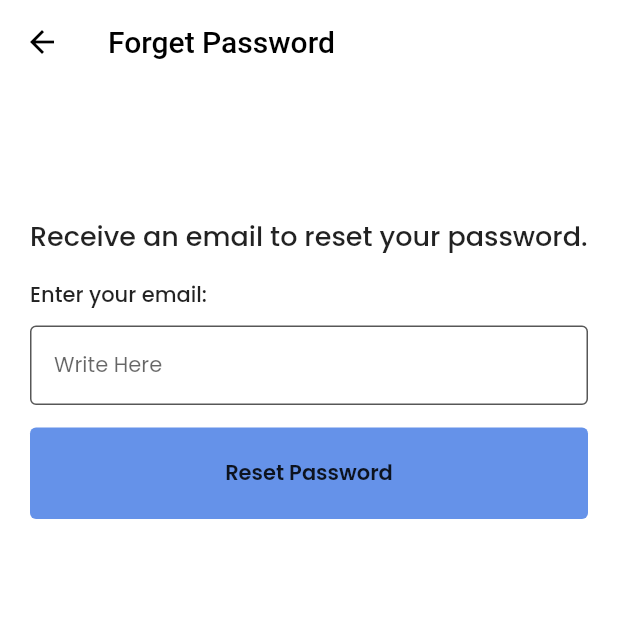
After one commit to kamal0620040/MyTracker, a Flutter app: the ForgetPassword screen opened directly, after a tap on "Reset Password", after a tap on "Forget Password", on a phone screen of 412 x 824 dp, the top half of it. The commit adds this screen. Run offline on Flutter 3.47's test engine with Material 2 defaults, Android fonts, the light colour scheme and no system bars; our stand-ins replace cloud_firestore, firebase_auth, firebase_core, firebase_storage, fl_chart, flutter_svg and 7 more; accounts and stored records are empty; network calls fail.

Commit message:
Bug Fix and Implemented Forget password functionality

```diff
--- a/lib/resources/auth_methods.dart
+++ b/lib/resources/auth_methods.dart
@@ -86,4 +86,19 @@ class AuthMethods {
   Future<void> signOut() async {
     await _auth.signOut();
   }
+
+  Future<String> resetPassword(String email) async {
+    String res = "Some error occured";
+    try {
+      if (email.isNotEmpty) {
+        await FirebaseAuth.instance.sendPasswordResetEmail(email: email);
+        res = "success";
+      } else {
+        res = "Email field is empty";
+      }
+    } catch (err) {
+      res = err.toString();
+    }
+    return res;
+  }
 }
--- a/lib/screens/Nutrition/add_nutrition_screen.dart
+++ b/lib/screens/Nutrition/add_nutrition_screen.dart
@@ -202,6 +202,9 @@ class _AddNutritionState extends State<AddNutrition> {
         showSnackBar(res, context);
       }
     } catch (err) {
+      setState(() {
+        _isLoadingForPost = false;
+      });
       showSnackBar(err.toString(), context);
     }
   }
@@ -231,14 +234,14 @@ class _AddNutritionState extends State<AddNutrition> {
         ),
         title: Text("Add something"),
         centerTitle: true,
-        actions: [
-          IconButton(
-            onPressed: () {},
-            icon: Icon(
-              Icons.settings,
-            ),
-          ),
-        ],
+        // actions: [
+        //   IconButton(
+        //     onPressed: () {},
+        //     icon: Icon(
+        //       Icons.settings,
+        //     ),
+        //   ),
+        // ],
       ),
       body: Container(
         padding: const EdgeInsets.symmetric(horizontal: 20),
@@ -359,7 +362,7 @@ class _AddNutritionState extends State<AddNutrition> {
                               TextFieldInput(
                                 textEditingController: _quantityController,
                                 hintText: "Write Here",
-                                textInputType: TextInputType.text,
+                                textInputType: TextInputType.number,
                               ),
                             ],
                           ),
@@ -436,7 +439,7 @@ class _AddNutritionState extends State<AddNutrition> {
                               TextFieldInput(
                                 textEditingController: _energyController,
                                 hintText: "Write Here",
-                                textInputType: TextInputType.text,
+                                textInputType: TextInputType.number,
                               ),
                             ],
                           ),
@@ -455,7 +458,7 @@ class _AddNutritionState extends State<AddNutrition> {
                               TextFieldInput(
                                 textEditingController: _proteinController,
                                 hintText: "Write Here",
-                                textInputType: TextInputType.text,
+                                textInputType: TextInputType.number,
                               ),
                             ],
                           ),
@@ -478,7 +481,7 @@ class _AddNutritionState extends State<AddNutrition> {
                               TextFieldInput(
                                 textEditingController: _fatsController,
                                 hintText: "Write Here",
-                                textInputType: TextInputType.text,
+                                textInputType: TextInputType.number,
                               ),
                             ],
                           ),
@@ -497,7 +500,7 @@ class _AddNutritionState extends State<AddNutrition> {
                               TextFieldInput(
                                 textEditingController: _carbController,
                                 hintText: "Write Here",
-                                textInputType: TextInputType.text,
+                                textInputType: TextInputType.number,
                               ),
                             ],
                           ),
--- a/lib/screens/Nutrition/settings_nutrition.dart
+++ b/lib/screens/Nutrition/settings_nutrition.dart
@@ -47,7 +47,9 @@ class _NutritionSettingState extends State<NutritionSetting> {
   }
 
   void postGoal(String uid) async {
-    String res = await FireStoreMethods().uploadGoal(
+    String res;
+    try {
+      res = await FireStoreMethods().uploadGoal(
         uid,
         double.parse(_proteinController.text.toString()),
         double.parse(_energyController.text.toString()),
@@ -59,6 +61,9 @@ class _NutritionSettingState extends State<NutritionSetting> {
           _showForm = false;
         });
         showSnackBar("Goal Posted Successfully.", context);
+      }
+    } catch (e) {
+      showSnackBar("Something went wrong.", context);
     }
   }
 
--- /dev/null
+++ b/lib/screens/forget_password.dart
@@ -0,0 +1,137 @@
+import 'package:flutter/material.dart';
+import 'package:google_fonts/google_fonts.dart';
+import 'package:mytracker/resources/auth_methods.dart';
+import 'package:mytracker/screens/login_screen.dart';
+import 'package:mytracker/utils/utils.dart';
+
+import '../widgets/text_field_input.dart';
+
+class ForgetPassword extends StatefulWidget {
+  const ForgetPassword({Key? key}) : super(key: key);
+
+  @override
+  State<ForgetPassword> createState() => _ForgetPasswordState();
+}
+
+class _ForgetPasswordState extends State<ForgetPassword> {
+  bool _isLoading = false;
+  void sendResetRequest(String email) async {
+    setState(() {
+      _isLoading = true;
+    });
+    try {
+      String res = await AuthMethods().resetPassword(email);
+      if (res == 'success') {
+        setState(() {
+          _isLoading = false;
+        });
+      }
+      showSnackBar("Email sent to mail.", context);
+      Navigator.of(context).pushReplacement(
+        MaterialPageRoute(
+          builder: (context) => const LoginScreen(),
+        ),
+      );
+    } catch (e) {
+      _isLoading = false;
+      showSnackBar(e.toString(), context);
+    }
+  }
+
+  TextEditingController _emailController = TextEditingController();
+
+  @override
+  void dispose() {
+    _emailController.dispose();
+    super.dispose();
+  }
+
+  @override
+  Widget build(BuildContext context) {
+    return Scaffold(
+      appBar: AppBar(
+        title: Text("Forget Password"),
+      ),
+      body: SafeArea(
+        child: Container(
+          padding: const EdgeInsets.symmetric(horizontal: 20, vertical: 8),
+          width: double.infinity,
+          child: SingleChildScrollView(
+            child: Column(
+              crossAxisAlignment: CrossAxisAlignment.start,
+              children: [
+                SizedBox(
+                  height: 80,
+                ),
+                Text(
+                  "Receive an email to reset your password.",
+                  textAlign: TextAlign.center,
+                  style: GoogleFonts.poppins(
+                    textStyle: const TextStyle(
+                        fontSize: 18, fontWeight: FontWeight.w500),
+                  ),
+                ),
+                const SizedBox(
+                  height: 15,
+                ),
+                Text(
+                  "Enter your email:",
+                  style: GoogleFonts.poppins(
+                    textStyle: const TextStyle(
+                        fontSize: 14, fontWeight: FontWeight.w500),
+                  ),
+                ),
+                const SizedBox(
+                  height: 10,
+                ),
+                TextFieldInput(
+                  textEditingController: _emailController,
+                  hintText: "Write Here",
+                  textInputType: TextInputType.text,
+                ),
+                const SizedBox(
+                  height: 15,
+                ),
+                InkWell(
+                  onTap: () => sendResetRequest(_emailController.text),
+                  child: Container(
+                    child: _isLoading
+                        ? const Center(
+                            child: SizedBox(
+                              child: CircularProgressIndicator(
+                                color: Color.fromRGBO(255, 255, 255, 1),
+                              ),
+                              height: 20,
+                              width: 20,
+                            ),
+                          )
+                        : Text(
+                            "Reset Password",
+                            style: GoogleFonts.poppins(
+                              textStyle: const TextStyle(
+                                fontWeight: FontWeight.w600,
+                                fontSize: 14,
+                              ),
+                            ),
+                          ),
+                    width: double.infinity,
+                    alignment: Alignment.center,
+                    padding: const EdgeInsets.symmetric(vertical: 20),
+                    decoration: const ShapeDecoration(
+                      shape: RoundedRectangleBorder(
+                        borderRadius: BorderRadius.all(
+                          Radius.circular(4),
+                        ),
+                      ),
+                      color: Color.fromRGBO(101, 146, 233, 1),
+                    ),
+                  ),
+                ),
+              ],
+            ),
+          ),
+        ),
+      ),
+    );
+  }
+}
--- a/lib/screens/login_screen.dart
+++ b/lib/screens/login_screen.dart
@@ -1,6 +1,7 @@
 import 'package:flutter/material.dart';
 import 'package:google_fonts/google_fonts.dart';
 import 'package:mytracker/resources/auth_methods.dart';
+import 'package:mytracker/screens/forget_password.dart';
 import 'package:mytracker/screens/home_screen.dart';
 import 'package:mytracker/screens/signup_screen.dart';
 import 'package:mytracker/utils/utils.dart';
@@ -49,6 +50,12 @@ class _LoginScreenState extends State<LoginScreen> {
       MaterialPageRoute(
         builder: (context) => const SignupScreen(),
       ),
+    );
+  }
+
+  void navigateToForgetPassword() {
+    Navigator.of(context).push(
+      MaterialPageRoute(builder: (context) => const ForgetPassword()),
     );
   }
 
@@ -176,6 +183,24 @@ class _LoginScreenState extends State<LoginScreen> {
                         const SizedBox(
                           height: 24,
                         ),
+                        GestureDetector(
+                          onTap: navigateToForgetPassword,
+                          child: Container(
+                            width: double.infinity,
+                            child: Text(
+                              " Forget Password",
+                              textAlign: TextAlign.center,
+                              style: GoogleFonts.poppins(
+                                textStyle: const TextStyle(
+                                  fontSize: 14,
+                                  fontWeight: FontWeight.w500,
+                                  color: Color.fromRGBO(101, 146, 233, 1),
+                                ),
+                              ),
+                            ),
+                            padding: const EdgeInsets.symmetric(vertical: 8),
+                          ),
+                        ),
                         //transition for signin
                         Flexible(
                           child: Container(),
--- a/lib/screens/signup_screen.dart
+++ b/lib/screens/signup_screen.dart
@@ -1,5 +1,6 @@
 import 'dart:typed_data';
 import 'package:flutter/material.dart';
+import 'package:flutter/services.dart';
 import 'package:google_fonts/google_fonts.dart';
 import 'package:image_picker/image_picker.dart';
 import 'package:mytracker/resources/auth_methods.dart';
@@ -34,6 +35,10 @@ class _SignupScreenState extends State<SignupScreen> {
     Uint8List im = await pickImage(ImageSource.gallery);
     setState(() {
       _image = im;
+    });
+    final ByteData bytes = await rootBundle.load('assets/profile.jpg');
+    setState(() {
+      _image = bytes.buffer.asUint8List();
     });
   }
 
@@ -129,7 +134,7 @@ class _SignupScreenState extends State<SignupScreen> {
                                   : const CircleAvatar(
                                       radius: 64,
                                       backgroundImage: NetworkImage(
-                                          "https://freepikpsd.com/file/2019/10/default-profile-picture-png-1-Transparent-Images.png"),
+                                          "https://i.stack.imgur.com/34AD2.jpg"),
                                     ),
                             ),
                             Positioned(
--- a/pubspec.yaml
+++ b/pubspec.yaml
@@ -89,6 +89,7 @@ flutter:
   #   - images/a_dot_ham.jpeg
     - assets/waiting.png
     - assets/noTransaction.png
+    - assets/profile.jpg
 
   # An image asset can refer to one or more resolution-specific "variants", see
   # https://flutter.dev/assets-and-images/#resolution-aware.
```
Also changed, not shown: lib/resources/firestore_methods.dart (+6 -3 lines), assets/profile.jpg (added). Lines whose indentation alone changed are shown as unchanged.
